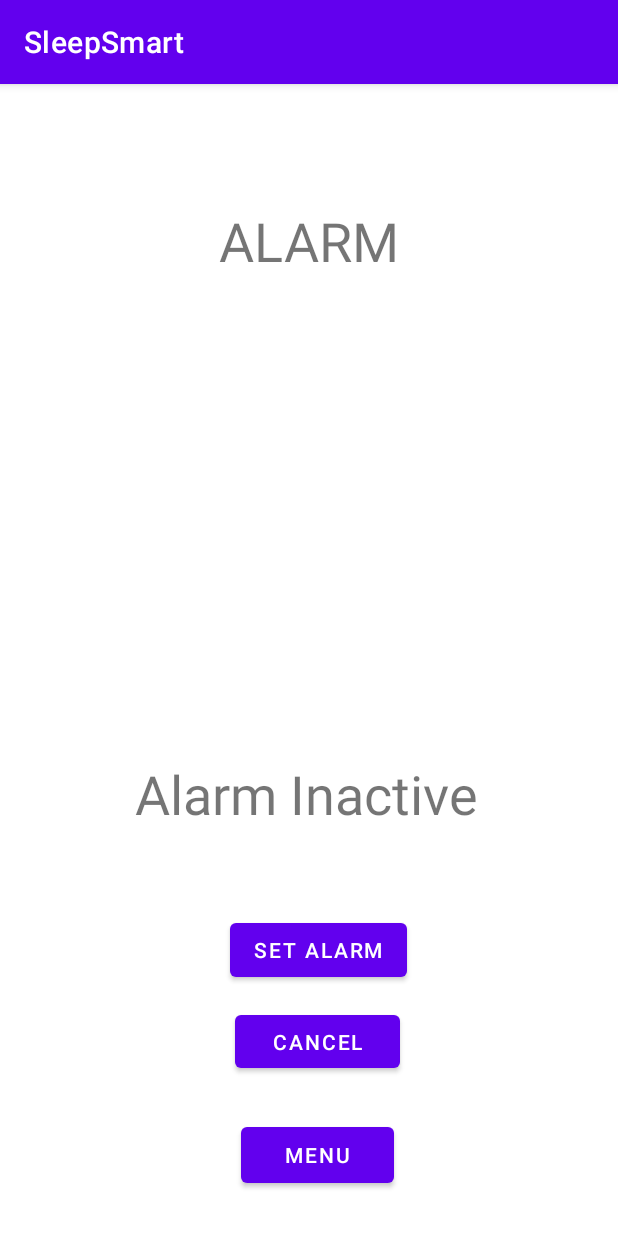
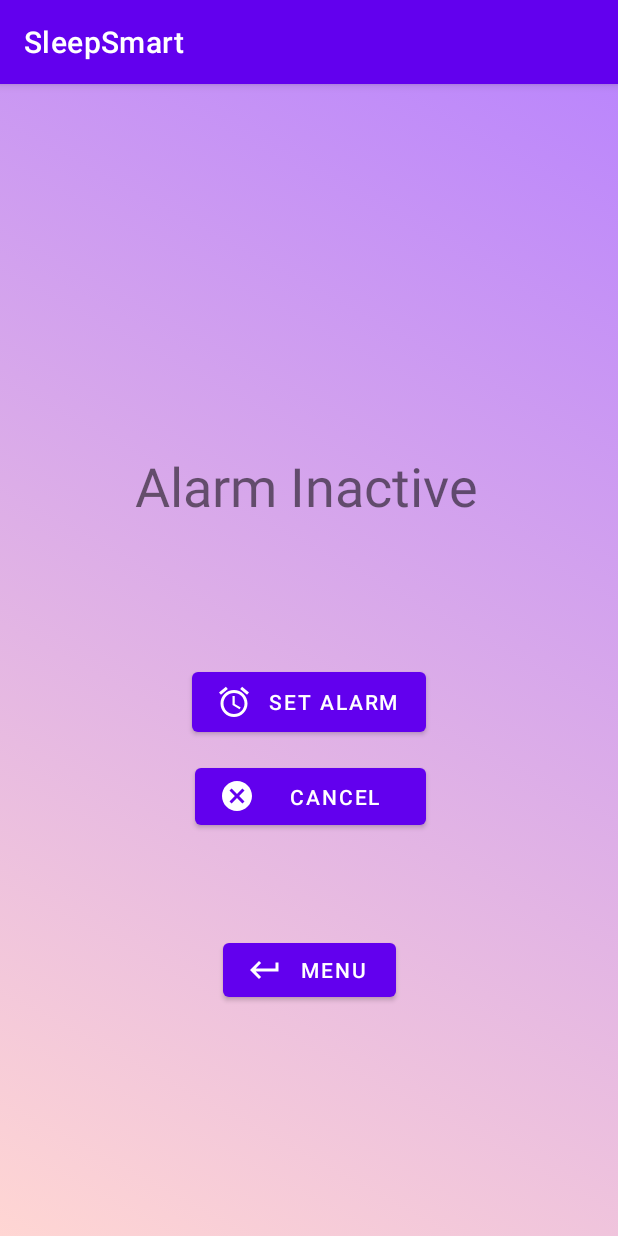
Before and after one commit to Wangsteven3/EC327-Project, an Android app: the alarm screen opened directly, with no data from a screen before it, on a phone screen of 412 x 824 dp. Run offline under Robolectric (Android 15) with nearby library versions, the phone set to English and light mode, and no system bars.

Commit message:
Updated gradient background on all xml w/ UI fixes

```diff
--- a/app/src/main/java/com/example/sleeptest/alarm.java
+++ b/app/src/main/java/com/example/sleeptest/alarm.java
@@ -5,6 +5,7 @@ import android.app.PendingIntent;
 import android.app.TimePickerDialog;
 import android.content.Context;
 import android.content.Intent;
+import android.graphics.drawable.AnimationDrawable;
 import android.os.Build;
 import android.os.Bundle;
 import android.view.View;
@@ -12,6 +13,7 @@ import android.widget.TextView;
 
 import androidx.annotation.RequiresApi;
 import androidx.appcompat.app.AppCompatActivity;
+import androidx.constraintlayout.widget.ConstraintLayout;
 import androidx.fragment.app.DialogFragment;
 
 import java.text.DateFormat;
@@ -30,6 +32,13 @@ public class alarm extends AppCompatActivity implements TimePickerDialog.OnTimeS
 
         super.onCreate(savedInstanceState);
         setContentView(R.layout.alarm); //alarm xml
+
+        //gradient background animation
+        ConstraintLayout app = findViewById(R.id.alarmLayout);
+        AnimationDrawable gradientBackground = (AnimationDrawable) app.getBackground();
+        gradientBackground.setEnterFadeDuration(1000);
+        gradientBackground.setExitFadeDuration(3000);
+        gradientBackground.start();
 
     }
 
--- a/app/src/main/java/com/example/sleeptest/gamemenu.java
+++ b/app/src/main/java/com/example/sleeptest/gamemenu.java
@@ -1,11 +1,13 @@
 package com.example.sleeptest;
 
 import android.content.Intent;
+import android.graphics.drawable.AnimationDrawable;
 import android.os.Bundle;
 import android.view.View;
 import android.widget.Button;
 
 import androidx.appcompat.app.AppCompatActivity;
+import androidx.constraintlayout.widget.ConstraintLayout;
 
 public class gamemenu extends AppCompatActivity {
 
@@ -13,6 +15,13 @@ public class gamemenu extends AppCompatActivity {
     protected void onCreate(Bundle savedInstanceState) { //activity_main xml (home page)
         super.onCreate(savedInstanceState);
         setContentView(R.layout.gamemenu);
+
+        //gradient background animation
+        ConstraintLayout app = findViewById(R.id.gameMenuLayout);
+        AnimationDrawable gradientBackground = (AnimationDrawable) app.getBackground();
+        gradientBackground.setEnterFadeDuration(1000);
+        gradientBackground.setExitFadeDuration(3000);
+        gradientBackground.start();
 
         Button memorytwo = (Button) findViewById(R.id.choice2);
         Button Simon = (Button) findViewById(R.id.choice1);
--- a/app/src/main/java/com/example/sleeptest/profile.java
+++ b/app/src/main/java/com/example/sleeptest/profile.java
@@ -2,8 +2,11 @@ package com.example.sleeptest;
 
 import android.app.Activity;
 import android.content.Intent;
+import android.graphics.drawable.AnimationDrawable;
 import android.os.Bundle;
 import android.view.View;
+
+import androidx.constraintlayout.widget.ConstraintLayout;
 
 public class profile extends Activity {
 
@@ -13,12 +16,18 @@ public class profile extends Activity {
         super.onCreate(savedInstanceState);
         setContentView(R.layout.profile); //profile xml
 
+        //gradient background animation
+        ConstraintLayout app = findViewById(R.id.profileLayout);
+        AnimationDrawable gradientBackground = (AnimationDrawable) app.getBackground();
+        gradientBackground.setEnterFadeDuration(1000);
+        gradientBackground.setExitFadeDuration(3000);
+        gradientBackground.start();
+
     }
 
     public void MenuClick(View v) { //button click listener for profile page menu button
 
-        if (v.getId() == R.id.Bmenu) {
-
+        if (v.getId() == R.id.Bmenu)
             Intent i = new Intent(profile.this, MainActivity.class);
             startActivity(i);
 
--- /dev/null
+++ b/app/src/main/res/drawable/ic_baseline_cancel_24.xml
@@ -0,0 +1,10 @@
+<vector xmlns:android="http://schemas.android.com/apk/res/android"
+    android:width="24dp"
+    android:height="24dp"
+    android:viewportWidth="24"
+    android:viewportHeight="24"
+    android:tint="?attr/colorControlNormal">
+  <path
+      android:fillColor="@android:color/white"
+      android:pathData="M12,2C6.47,2 2,6.47 2,12s4.47,10 10,10 10,-4.47 10,-10S17.53,2 12,2zM17,15.59L15.59,17 12,13.41 8.41,17 7,15.59 10.59,12 7,8.41 8.41,7 12,10.59 15.59,7 17,8.41 13.41,12 17,15.59z"/>
+</vector>
--- /dev/null
+++ b/app/src/main/res/drawable/ic_return.xml
@@ -0,0 +1,10 @@
+<vector xmlns:android="http://schemas.android.com/apk/res/android"
+    android:width="24dp"
+    android:height="24dp"
+    android:viewportWidth="24"
+    android:viewportHeight="24"
+    android:tint="?attr/colorControlNormal">
+  <path
+      android:fillColor="@android:color/white"
+      android:pathData="M19,7v4H5.83l3.58,-3.59L8,6l-6,6 6,6 1.41,-1.41L5.83,13H21V7z"/>
+</vector>
--- a/app/src/main/res/layout/activity_main.xml
+++ b/app/src/main/res/layout/activity_main.xml
@@ -38,8 +38,7 @@
         app:icon="@drawable/ic_play_arrow"
         app:layout_constraintBottom_toBottomOf="parent"
         app:layout_constraintEnd_toEndOf="parent"
-        app:layout_constraintStart_toStartOf="parent"
-        app:layout_constraintTop_toBottomOf="@+id/BsetAlarm" />
+        app:layout_constraintStart_toStartOf="parent" />
 
     <TextView
         android:id="@+id/SleepSmartMain"
@@ -82,18 +81,19 @@
         android:layout_height="116dp"
         android:layout_marginStart="275dp"
         android:layout_marginLeft="275dp"
+        android:layout_marginTop="30dp"
         android:layout_marginEnd="20dp"
         android:layout_marginRight="20dp"
+
         android:background="#3CFFFFFF"
         android:drawableTop="@drawable/ic_pepehappy"
-
         android:drawablePadding="-2dp"
         android:onClick="onButtonClick"
         android:orientation="vertical"
         android:paddingLeft="-10dp"
+
         android:paddingTop="-500dp"
         android:paddingRight="-10dp"
-
         android:paddingBottom="-10dp"
         android:singleLine="true"
         android:text="Profile"
@@ -103,8 +103,8 @@
         app:layout_constraintEnd_toEndOf="parent"
         app:layout_constraintHorizontal_bias="1.0"
         app:layout_constraintStart_toStartOf="parent"
-        app:rippleColor="#FFFFFF"
-        tools:layout_editor_absoluteY="42dp" />
+        app:layout_constraintTop_toTopOf="parent"
+        app:rippleColor="#FFFFFF" />
     <!-- android:background="@android:color/transparent"-->
 
 
--- a/app/src/main/res/layout/alarm.xml
+++ b/app/src/main/res/layout/alarm.xml
@@ -1,59 +1,46 @@
 <?xml version="1.0" encoding="utf-8"?>
-<androidx.constraintlayout.widget.ConstraintLayout
-    xmlns:android="http://schemas.android.com/apk/res/android"
+<androidx.constraintlayout.widget.ConstraintLayout xmlns:android="http://schemas.android.com/apk/res/android"
     xmlns:app="http://schemas.android.com/apk/res-auto"
     xmlns:tools="http://schemas.android.com/tools"
+    android:id="@+id/alarmLayout"
     android:layout_width="match_parent"
-    android:layout_height="match_parent">
+    android:layout_height="match_parent"
+    android:background="@drawable/gradientbackground_list">
 
-    <TextView
-        android:id="@+id/AlarmPageTitle"
-        android:layout_width="wrap_content"
-        android:layout_height="wrap_content"
-        android:layout_marginStart="145dp"
-        android:layout_marginLeft="145dp"
-        android:layout_marginTop="62dp"
-        android:layout_marginEnd="145dp"
-        android:layout_marginRight="145dp"
-        android:layout_marginBottom="621dp"
-        android:text="Alarm"
-        android:textAllCaps="true"
-        android:textSize="36sp"
+
+    <Button
+        android:id="@+id/Breturn"
+        android:layout_width="115dp"
+        android:layout_height="48dp"
+        android:layout_marginStart="147dp"
+        android:layout_marginLeft="147dp"
+        android:layout_marginTop="89dp"
+        android:layout_marginEnd="147dp"
+        android:layout_marginRight="147dp"
+        android:layout_marginBottom="176dp"
+        android:onClick="returnClick"
+        android:text="Menu"
+        app:icon="@drawable/ic_return"
         app:layout_constraintBottom_toBottomOf="parent"
         app:layout_constraintEnd_toEndOf="parent"
         app:layout_constraintStart_toStartOf="parent"
-        app:layout_constraintTop_toTopOf="parent" />
-
-    <Button
-        android:id="@+id/Breturn"
-        android:layout_width="102dp"
-        android:layout_height="49dp"
-        android:layout_marginStart="167dp"
-        android:layout_marginLeft="167dp"
-        android:layout_marginEnd="156dp"
-        android:layout_marginRight="156dp"
-        android:layout_marginBottom="29dp"
-        android:onClick="returnClick"
-        android:text="Menu"
-        app:layout_constraintBottom_toBottomOf="parent"
-        app:layout_constraintEnd_toEndOf="parent"
-        app:layout_constraintStart_toStartOf="parent" />
+        app:layout_constraintTop_toBottomOf="@+id/button_cancel" />
 
     <Button
         android:id="@+id/button"
-        android:layout_width="wrap_content"
-        android:layout_height="wrap_content"
-        android:layout_marginStart="166dp"
-        android:layout_marginLeft="166dp"
-        android:layout_marginEnd="152dp"
-        android:layout_marginRight="152dp"
-        android:layout_marginBottom="13dp"
+        android:layout_width="156dp"
+        android:layout_height="52dp"
+        android:layout_marginStart="128dp"
+        android:layout_marginLeft="128dp"
+        android:layout_marginTop="94dp"
+        android:layout_marginEnd="128dp"
+        android:layout_marginRight="128dp"
         android:onClick="alarmSet"
         android:text="SET ALARM"
-        app:layout_constraintBottom_toTopOf="@+id/button_cancel"
+        app:icon="@drawable/ic_alarm"
         app:layout_constraintEnd_toEndOf="parent"
-        app:layout_constraintHorizontal_bias="0.538"
-        app:layout_constraintStart_toStartOf="parent" />
+        app:layout_constraintStart_toStartOf="parent"
+        app:layout_constraintTop_toBottomOf="@+id/textView" />
 
     <TextView
         android:id="@+id/textView"
@@ -61,10 +48,10 @@
         android:layout_height="wrap_content"
         android:layout_marginStart="90dp"
         android:layout_marginLeft="90dp"
-        android:layout_marginTop="311dp"
-        android:layout_marginEnd="91dp"
-        android:layout_marginRight="91dp"
-        android:layout_marginBottom="48dp"
+        android:layout_marginTop="243dp"
+        android:layout_marginEnd="90dp"
+        android:layout_marginRight="90dp"
+        android:layout_marginBottom="94dp"
         android:onClick="onTimeSet"
         android:text="Alarm Inactive"
         android:textSize="36sp"
@@ -72,20 +59,22 @@
         app:layout_constraintEnd_toEndOf="parent"
         app:layout_constraintHorizontal_bias="0.0"
         app:layout_constraintStart_toStartOf="parent"
-        app:layout_constraintTop_toBottomOf="@+id/AlarmPageTitle" />
+        app:layout_constraintTop_toTopOf="parent" />
 
     <Button
         android:id="@+id/button_cancel"
-        android:layout_width="110dp"
-        android:layout_height="47dp"
-        android:layout_marginStart="156dp"
-        android:layout_marginLeft="156dp"
-        android:layout_marginEnd="145dp"
-        android:layout_marginRight="145dp"
-        android:layout_marginBottom="27dp"
+        android:layout_width="154dp"
+        android:layout_height="50dp"
+        android:layout_marginStart="129dp"
+        android:layout_marginLeft="129dp"
+        android:layout_marginTop="12dp"
+        android:layout_marginEnd="128dp"
+        android:layout_marginRight="128dp"
         android:onClick="cancel"
         android:text="CANCEL"
-        app:layout_constraintBottom_toTopOf="@+id/Breturn"
+        app:icon="@drawable/ic_baseline_cancel_24"
         app:layout_constraintEnd_toEndOf="parent"
-        app:layout_constraintStart_toStartOf="parent" />
+        app:layout_constraintStart_toStartOf="parent"
+        app:layout_constraintTop_toBottomOf="@+id/button" />
+
 </androidx.constraintlayout.widget.ConstraintLayout>
--- a/app/src/main/res/layout/gamemenu.xml
+++ b/app/src/main/res/layout/gamemenu.xml
@@ -3,8 +3,10 @@
     xmlns:android="http://schemas.android.com/apk/res/android"
     xmlns:app="http://schemas.android.com/apk/res-auto"
     xmlns:tools="http://schemas.android.com/tools"
+    android:id="@+id/gameMenuLayout"
     android:layout_width="match_parent"
-    android:layout_height="match_parent">
+    android:layout_height="match_parent"
+    android:background="@drawable/gradientbackground_list">
 
     <Button
         android:id="@+id/choice1"
--- a/app/src/main/res/layout/profile.xml
+++ b/app/src/main/res/layout/profile.xml
@@ -3,8 +3,10 @@
     xmlns:android="http://schemas.android.com/apk/res/android"
     xmlns:app="http://schemas.android.com/apk/res-auto"
     xmlns:tools="http://schemas.android.com/tools"
+    android:id="@+id/profileLayout"
     android:layout_width="match_parent"
-    android:layout_height="match_parent">
+    android:layout_height="match_parent"
+    android:background="@drawable/gradientbackground_list">
 
     <Button
         android:id="@+id/Bmenu"
```
